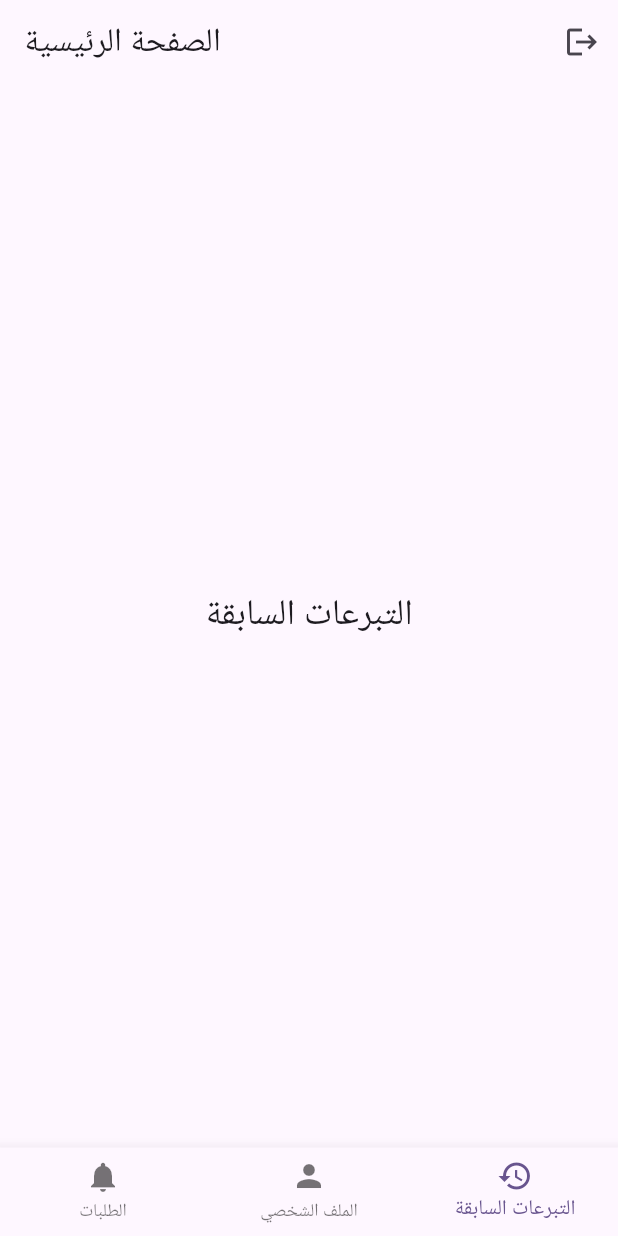
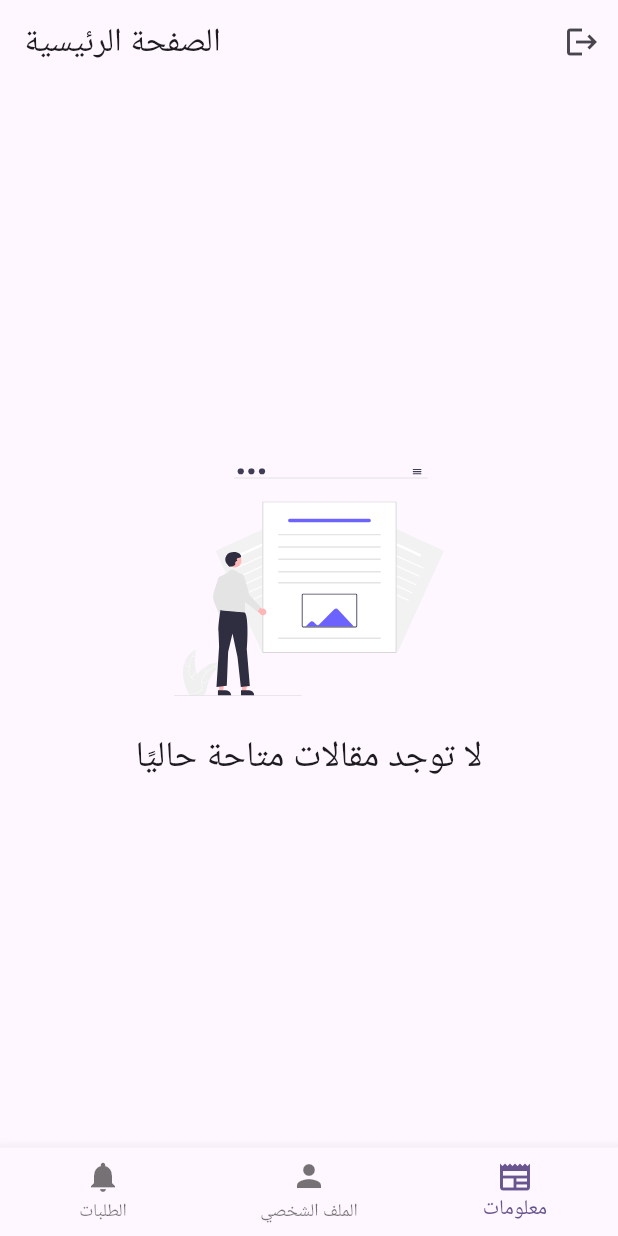
Before and after one commit to omer358/blood-donor-app, a Flutter app: the screen it shows once a user with an empty profile is signed in, item 3 of the bottom bar chosen, on a phone screen of 412 x 824 dp. Run offline on Flutter 3.47's test engine with Material 3 defaults, Android fonts, the phone set to English and light mode, and no system bars; our stand-ins replace cloud_firestore, firebase_auth, firebase_core, flutter_local_notifications, flutter_svg, get and 2 more; accounts and stored records are empty.

Commit message:
impl articles feature

```diff
--- /dev/null
+++ b/lib/models/article_model.dart
@@ -0,0 +1,16 @@
+// models/article.dart
+class Article {
+  final String title;
+  final String imageUrl;
+  final String body;
+
+  Article({required this.title, required this.imageUrl, required this.body});
+
+  factory Article.fromMap(Map<String, dynamic> map) {
+    return Article(
+      title: map['title'] ?? '',
+      imageUrl: map['imageUrl'] ?? '',
+      body: map['body'] ?? ''
+    );
+  }
+}
--- /dev/null
+++ b/lib/presentation/screens/articles_screen.dart
@@ -0,0 +1,89 @@
+// presentation/screens/articles.dart
+import 'package:flutter/material.dart';
+import 'package:flutter_svg/flutter_svg.dart';
+import 'package:get/get.dart';
+
+import '../../controllers/articles_controller.dart';
+import 'article_details.dart';
+
+class ArticlesScreen extends StatelessWidget {
+  final ArticlesController articleController = Get.put(ArticlesController());
+
+  ArticlesScreen({super.key});
+
+  @override
+  Widget build(BuildContext context) {
+    return Scaffold(
+      body: Obx(() {
+        if (articleController.isLoading.value) {
+          return const Center(child: CircularProgressIndicator());
+        } else if (articleController.articles.isEmpty) {
+          return _buildEmptyState();
+        } else {
+          return Directionality(
+            textDirection: TextDirection.rtl,
+            child: ListView.builder(
+              itemCount: articleController.articles.length,
+              itemBuilder: (context, index) {
+                final article = articleController.articles[index];
+                return InkWell(
+                  onTap: (){
+                    Get.to(() => ArticleDetailScreen(article: article));
+                  },
+                  child: Card(
+                    margin: const EdgeInsets.all(8.0),
+                    child: Column(
+                      crossAxisAlignment: CrossAxisAlignment.start,
+                      children: [
+                        // Article Image
+                        if (article.imageUrl.isNotEmpty)
+                          Image.network(
+                            article.imageUrl,
+                            height: 200,
+                            width: double.infinity,
+                            fit: BoxFit.cover,
+                          ),
+                        // Article Title
+                        Padding(
+                          padding: const EdgeInsets.all(16.0),
+                          child: Text(
+                            article.title,
+                            style: const TextStyle(
+                              fontSize: 18,
+                              fontWeight: FontWeight.bold,
+                            ),
+                          ),
+                        ),
+                      ],
+                    ),
+                  ),
+                );
+              },
+            ),
+          );
+        }
+      }),
+    );
+  }
+  Widget _buildEmptyState(){
+    return Center(child:
+    Column(
+      mainAxisAlignment: MainAxisAlignment.center,
+      children: [
+        SvgPicture.asset(
+            'assets/images/articles.svg',
+          height: 180,
+          width: 180,
+        ),
+         const SizedBox(height: 10,),
+         const Text(
+            'لا توجد مقالات متاحة حاليًا',
+          style: TextStyle(
+            fontWeight: FontWeight.w500,
+            fontSize: 24
+          )
+        ),
+      ],
+    ));
+  }
+}
--- a/lib/presentation/screens/home.dart
+++ b/lib/presentation/screens/home.dart
@@ -1,13 +1,15 @@
+import 'package:blood_donor/presentation/screens/articles_screen.dart';
 import 'package:blood_donor/presentation/screens/profile.dart';
 import 'package:flutter/material.dart';
 import 'package:get/get.dart';
 
 import '../../controllers/home_controller.dart';
-import 'dontations.dart';
 import 'notifications.dart';
 
 class HomeScreen extends StatelessWidget {
   final HomeController homeController = Get.put(HomeController());
+
+  HomeScreen({super.key});
 
   @override
   Widget build(BuildContext context) {
@@ -26,10 +28,10 @@ class HomeScreen extends StatelessWidget {
       body: Obx(() {
         return IndexedStack(
           index: homeController.selectedIndex.value,
-          children:  [
+          children: [
             NotificationsScreen(),
             ProfileScreen(),
-            DonationsScreen(),
+            ArticlesScreen(),
           ],
         );
       }),
@@ -49,8 +51,8 @@ class HomeScreen extends StatelessWidget {
               label: 'الملف الشخصي',
             ),
             BottomNavigationBarItem(
-              icon: Icon(Icons.history),
-              label: 'التبرعات السابقة',
+              icon: Icon(Icons.newspaper),
+              label: 'معلومات',
             ),
           ],
         );
```
Also changed, not shown: lib/controllers/articles_controller.dart (added, +30 -0 lines), lib/presentation/screens/article_details.dart (added, +63 -0 lines), lib/presentation/screens/profile.dart (+7 -5 lines), lib/service/articles_service.dart (added, +21 -0 lines), assets/images/articles.svg (added).
